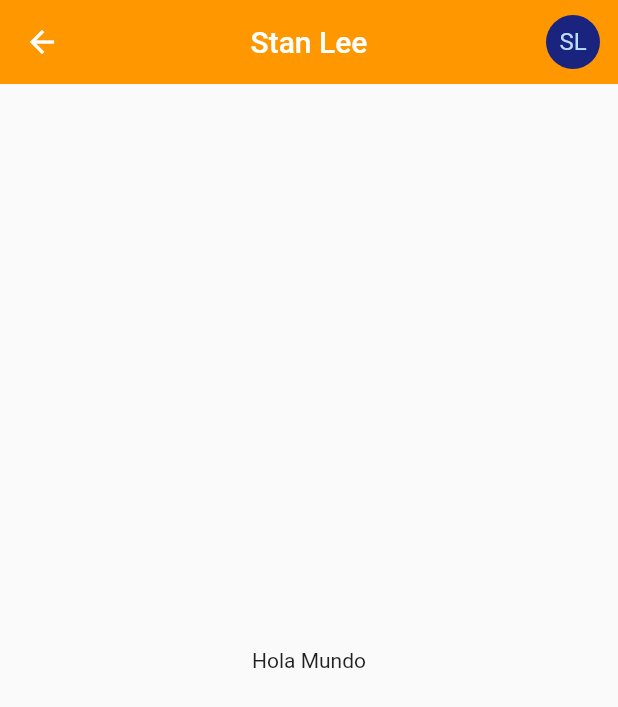
After one commit to RoHeTT17/componentesNuevos, a Flutter app: the AvatarScreen screen opened by its route, on a phone screen of 412 x 824 dp. The commit adds this screen. Shown: the top 707 px of the screen. Run offline on Flutter 3.47's test engine with Material 2 defaults, Android fonts, the phone set to English and light mode, and no system bars.

Commit message:
A la mitdad de la calse 84

```diff
--- a/lib/router/app_routes.dart
+++ b/lib/router/app_routes.dart
@@ -26,7 +26,7 @@ class AppRoutes{
      MenuOption(route: 'alert', name: 'Alertas',     screen: const AlertScreen(),     icon: Icons.bedroom_child_outlined),
      MenuOption(route: 'view1', name: 'ListView 1',  screen: const ListViewScreen(),  icon: Icons.list_alt),
      MenuOption(route: 'view2', name: 'ListView 2',  screen: const ListView2Screen(), icon: Icons.list),
-
+     MenuOption(route: 'avatar', name:'Avatar',      screen: const AvatarScreen(),    icon: Icons.supervised_user_circle_outlined),
    ];
 
    //Obtener las opciones
--- /dev/null
+++ b/lib/screens/avatar_screen.dart
@@ -0,0 +1,29 @@
+import 'package:flutter/material.dart';
+
+
+class AvatarScreen extends StatelessWidget {
+
+  const AvatarScreen({Key? key}) : super(key: key);
+
+  @override
+  Widget build(BuildContext context) {
+    return Scaffold(
+      appBar: AppBar(
+        title: const Text("Stan Lee"),
+        centerTitle: true,
+        actions: [
+          Container(
+            margin: const EdgeInsets.all(10),
+            child: CircleAvatar(
+              child: const Text("SL"),
+              backgroundColor: Colors.indigo[900],
+            ),
+          )
+        ],
+      ),
+      body: Center(
+        child: const Text('Hola Mundo'),
+     ),
+   );
+  }
+}
--- a/lib/screens/screens.dart
+++ b/lib/screens/screens.dart
@@ -1,5 +1,6 @@
 export 'package:componentesnews/screens/aler_screen.dart';
+export 'package:componentesnews/screens/avatar_screen.dart';
 export 'package:componentesnews/screens/card_screen.dart';
+export 'package:componentesnews/screens/home_screen.dart';
 export 'package:componentesnews/screens/listview_screen.dart';
 export 'package:componentesnews/screens/listview2_screen.dart';
-export 'package:componentesnews/screens/home_screen.dart';
```
Also changed, not shown: lib/screens/aler_screen.dart (+83 -1 lines).
